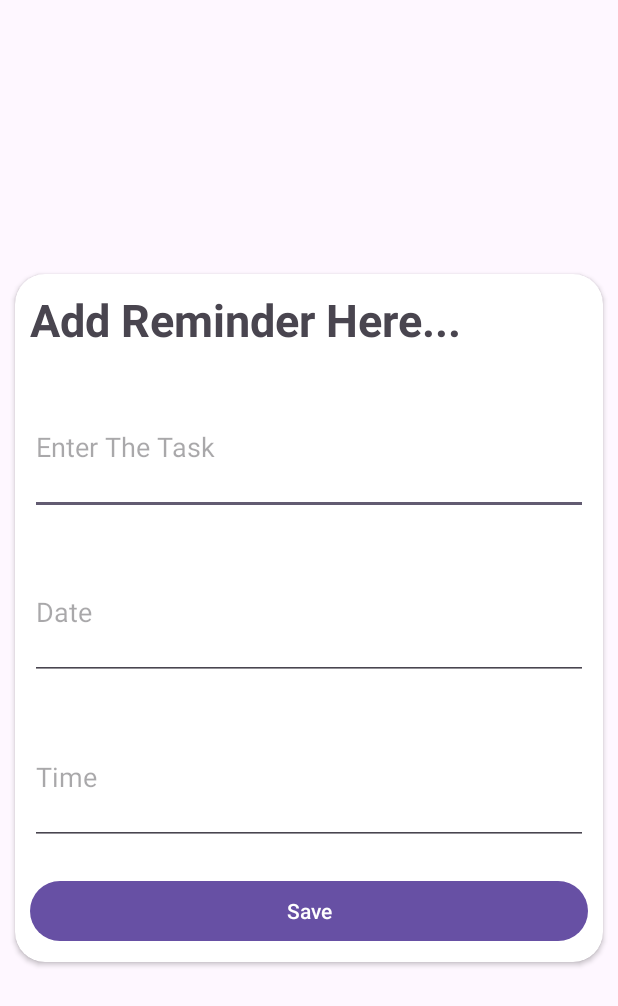
After one commit to KianGanz/UeK335-ForgettingSomething, an Android app: the layout activity_reminder.xml on its own in the app's theme, with its tools: preview values and no code run, on a phone screen of 412 x 824 dp. The commit adds this screen. Shown: the top 1006 px of the screen. Run offline under Robolectric (Android 15) with nearby library versions, the phone set to English and light mode, and no system bars.

Commit message:
Added Activity reminder xml

```diff
--- a/app/src/main/AndroidManifest.xml
+++ b/app/src/main/AndroidManifest.xml
@@ -2,6 +2,7 @@
 <manifest xmlns:android="http://schemas.android.com/apk/res/android"
     xmlns:tools="http://schemas.android.com/tools">
 
+    <uses-permission android:name="android.permission.POST_NOTIFICATIONS" />
     <application
         android:allowBackup="true"
         android:dataExtractionRules="@xml/data_extraction_rules"
--- /dev/null
+++ b/app/src/main/res/layout/activity_reminder.xml
@@ -0,0 +1,71 @@
+<?xml version="1.0" encoding="utf-8"?>
+<LinearLayout xmlns:android="http://schemas.android.com/apk/res/android"
+    xmlns:app="http://schemas.android.com/apk/res-auto"
+    xmlns:tools="http://schemas.android.com/tools"
+    android:layout_width="match_parent"
+    android:layout_height="match_parent"
+    android:gravity="center"
+    android:orientation="vertical"
+    app:backgroundTint="@null"
+    tools:context=".ReminderActivity">
+
+
+    <androidx.cardview.widget.CardView
+        android:layout_width="match_parent"
+        android:layout_height="wrap_content"
+        android:layout_margin="10dp"
+        app:cardCornerRadius="20dp">
+
+        <LinearLayout
+            android:layout_width="match_parent"
+            android:layout_height="match_parent"
+            android:orientation="vertical"
+            app:backgroundTint="@null">
+
+
+            <TextView
+                android:layout_width="wrap_content"
+                android:layout_height="wrap_content"
+                android:text="Add Reminder Here..."
+                android:textSize="30dp"
+                android:textStyle="bold"
+                android:layout_margin="10dp"/>
+
+
+            <EditText
+                android:id="@+id/editTitle"
+                android:layout_width="match_parent"
+                android:layout_height="90dp"
+                android:layout_margin="10dp"
+                android:hint="Enter The Task" />
+
+
+
+            <EditText
+                android:id="@+id/editDate"
+                android:layout_width="match_parent"
+                android:layout_height="90dp"
+                android:layout_margin="10dp"
+                android:hint="Date" />
+
+            <EditText
+                android:id="@+id/editTime"
+                android:layout_width="match_parent"
+                android:layout_height="90dp"
+                android:layout_margin="10dp"
+                android:hint="Time" />
+
+
+            <Button
+                android:id="@+id/btnSbumit"
+                android:layout_width="match_parent"
+                android:layout_height="wrap_content"
+                android:layout_margin="10dp"
+                android:text="Save" />
+
+        </LinearLayout>
+
+    </androidx.cardview.widget.CardView>
+
+
+</LinearLayout>
```
Also changed, not shown: app/src/main/java/com/example/uek_forgettingsomething/ReminderActivity.java (added, +23 -0 lines), app/src/main/res/layout/activity_main.xml (+14 -8 lines).
